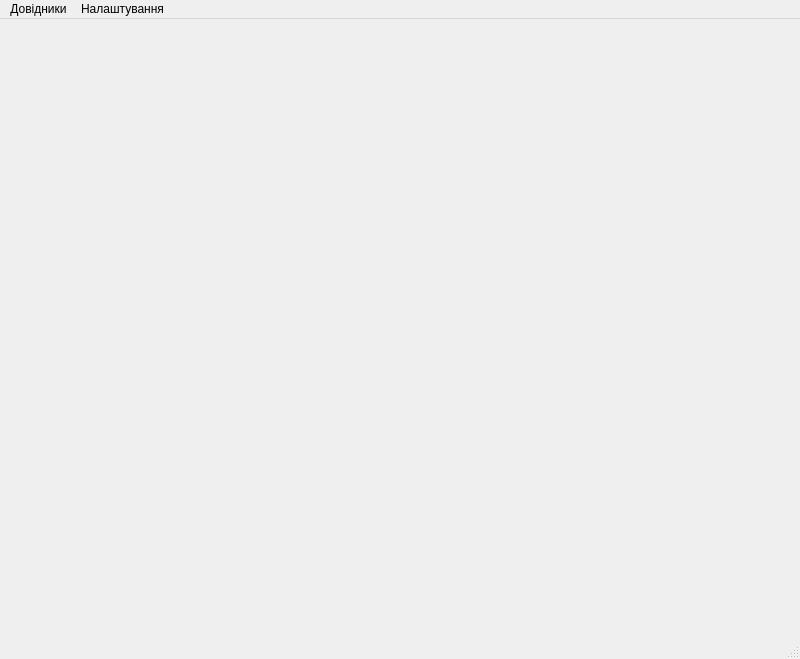
The window that Gandalf/mainwindow.ui (rust3128/WhiteTower) describes before a commit, drawn with Qt 5.
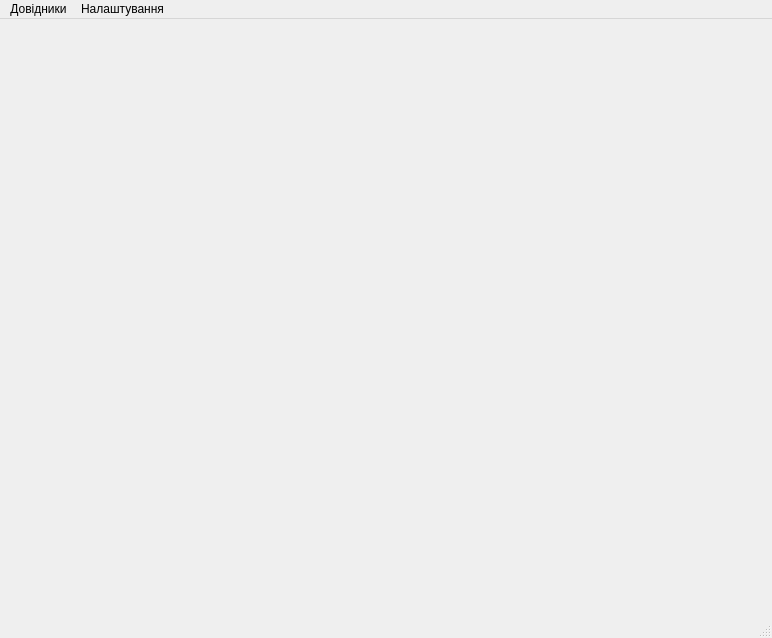
The same window after the commit. Icons and pictures are not drawn.

What changed in the file:
```diff
--- a/Gandalf/mainwindow.ui
+++ b/Gandalf/mainwindow.ui
@@ -6,8 +6,8 @@
    <rect>
     <x>0</x>
     <y>0</y>
-    <width>800</width>
-    <height>659</height>
+    <width>772</width>
+    <height>638</height>
    </rect>
   </property>
   <property name="windowTitle">
@@ -19,7 +19,7 @@
     <rect>
      <x>0</x>
      <y>0</y>
-     <width>800</width>
+     <width>772</width>
      <height>21</height>
     </rect>
    </property>
```
Left out of the diff: 10 changed lines with no effect on the pictures.
